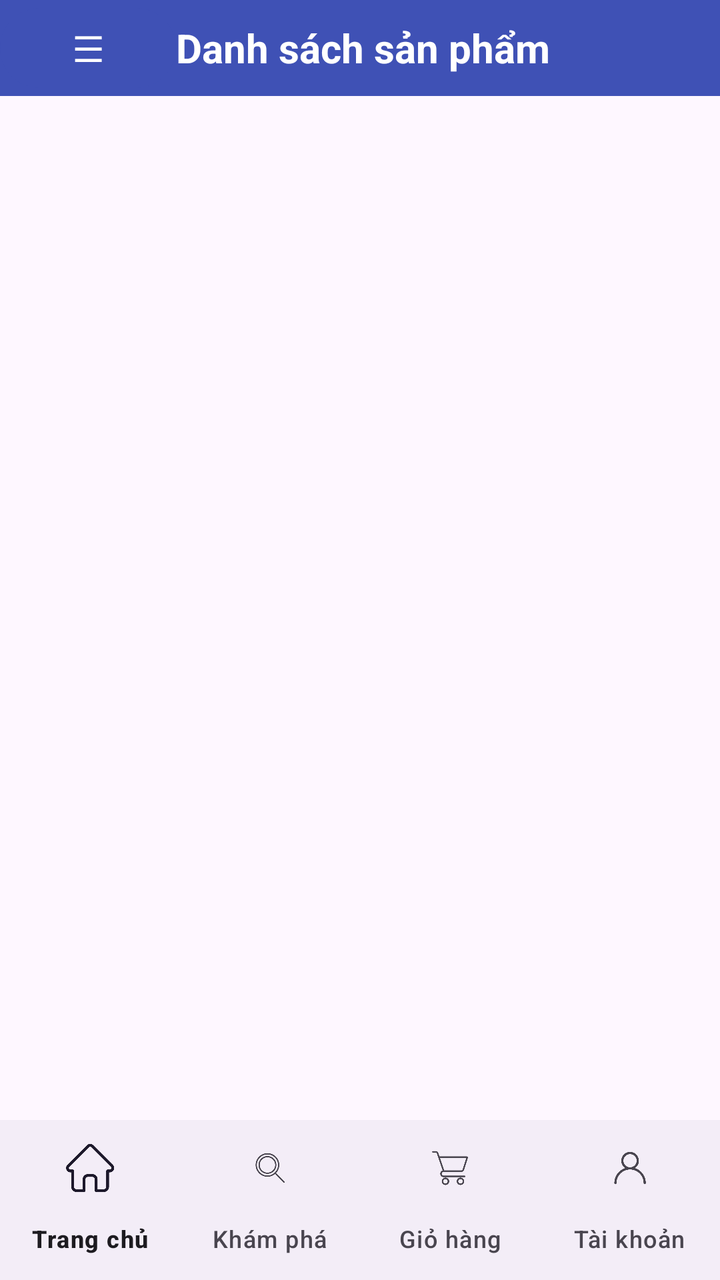
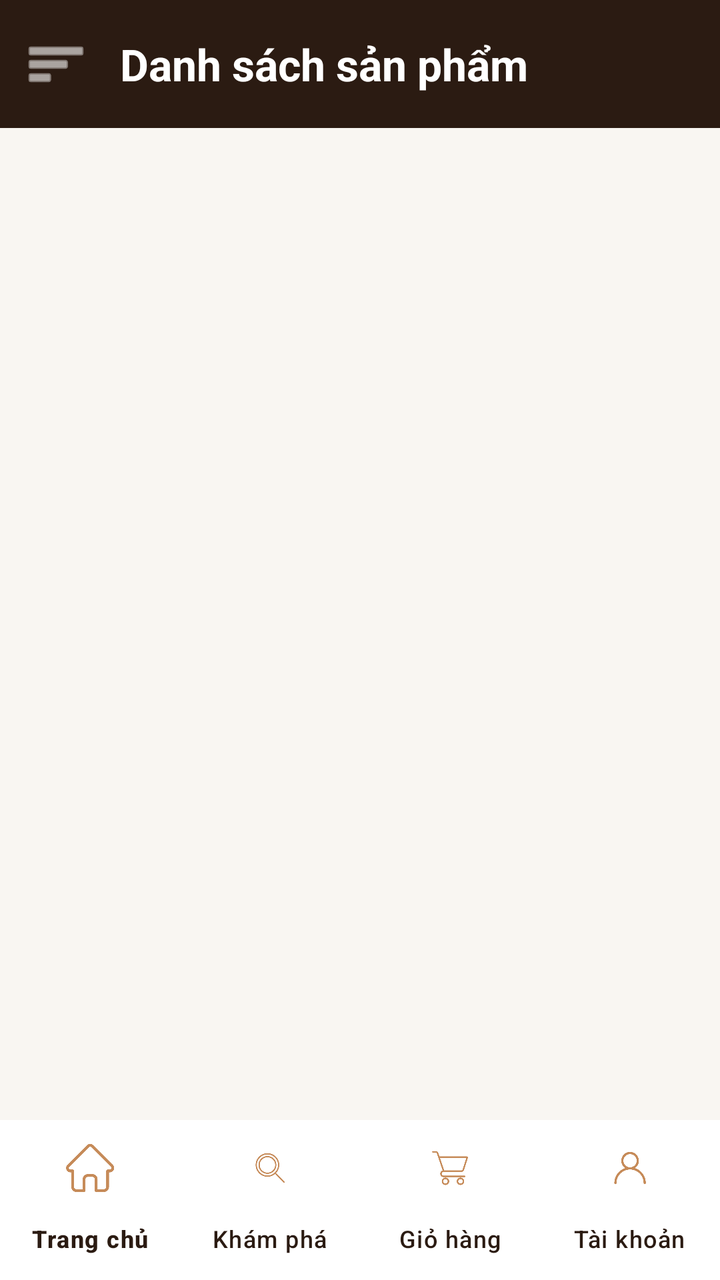

Compare the two renders of this Android layout. The source of the first and the diff that turns it into the second are given below.
<!-- AndroidManifest.xml: application theme Theme.MobilePro -->
<!-- res/layout/activity_product_list.xml -->
<?xml version="1.0" encoding="utf-8"?>

<androidx.drawerlayout.widget.DrawerLayout
    xmlns:android="http://schemas.android.com/apk/res/android"
    xmlns:app="http://schemas.android.com/apk/res-auto"
    android:id="@+id/drawerLayout"
    android:layout_width="match_parent"
    android:layout_height="match_parent">

    <LinearLayout
        android:layout_width="match_parent"
        android:layout_height="match_parent"
        android:orientation="vertical">

        <LinearLayout
            android:layout_width="match_parent"
            android:layout_height="wrap_content"
            android:orientation="horizontal"
            android:background="#3F51B5"
            android:gravity="center_vertical">

            <Button
                android:id="@+id/btnMenu"
                android:layout_width="wrap_content"
                android:layout_height="wrap_content"
                android:text="☰"
                android:textSize="18sp"
                android:backgroundTint="#3F51B5"
                android:textColor="#FFFFFF" />

            <TextView
                android:id="@+id/textView"
                android:layout_width="0dp"
                android:layout_height="wrap_content"
                android:layout_weight="1"
                android:text="Danh sách sản phẩm"
                android:textSize="20sp"
                android:textColor="#FFFFFF"
                android:textStyle="bold"
                android:gravity="center_vertical" />
        </LinearLayout>

        <ListView
            android:id="@+id/listView"
            android:layout_width="match_parent"
            android:layout_height="0dp"
            android:layout_weight="1"
            android:padding="3dp" />

        <com.google.android.material.bottomnavigation.BottomNavigationView
            android:id="@+id/bottomNav"
            android:layout_width="match_parent"
            android:layout_height="wrap_content"
            app:labelVisibilityMode="labeled"
            app:menu="@menu/bottom_nav_menu" />

    </LinearLayout>

    <com.google.android.material.navigation.NavigationView
        android:id="@+id/navigationView"
        android:layout_width="wrap_content"
        android:layout_height="match_parent"
        android:layout_gravity="start"
        app:menu="@menu/drawer_menu" />

</androidx.drawerlayout.widget.DrawerLayout>
<!-- resources referenced by this layout -->
<resources>
  <style name="Theme.MobilePro" parent="Base.Theme.MobilePro" />
  <style name="Base.Theme.MobilePro" parent="Theme.Material3.DayNight.NoActionBar">
          
          
      </style>
</resources>

<!-- the commit's change to res/layout/activity_product_list.xml (unified diff, before → after) -->
@@ -10,47 +10,39 @@
     <LinearLayout
         android:layout_width="match_parent"
         android:layout_height="match_parent"
+        android:background="@color/cream"
         android:orientation="vertical">
 
-        <LinearLayout
+        <com.google.android.material.appbar.MaterialToolbar
+            android:id="@+id/topAppBar"
             android:layout_width="match_parent"
-            android:layout_height="wrap_content"
-            android:orientation="horizontal"
-            android:background="#3F51B5"
-            android:gravity="center_vertical">
-
-            <Button
-                android:id="@+id/btnMenu"
-                android:layout_width="wrap_content"
-                android:layout_height="wrap_content"
-                android:text="☰"
-                android:textSize="18sp"
-                android:backgroundTint="#3F51B5"
-                android:textColor="#FFFFFF" />
-
-            <TextView
-                android:id="@+id/textView"
-                android:layout_width="0dp"
-                android:layout_height="wrap_content"
-                android:layout_weight="1"
-                android:text="Danh sách sản phẩm"
-                android:textSize="20sp"
-                android:textColor="#FFFFFF"
-                android:textStyle="bold"
-                android:gravity="center_vertical" />
-        </LinearLayout>
+            android:layout_height="?attr/actionBarSize"
+            android:background="@color/brown"
+            app:navigationIcon="@android:drawable/ic_menu_sort_by_size"
+            app:navigationIconTint="@color/white"
+            app:title="Danh sách sản phẩm"
+            app:titleTextAppearance="@style/ToolbarTitleBold"
+            app:titleTextColor="@color/white" />
 
         <ListView
             android:id="@+id/listView"
             android:layout_width="match_parent"
             android:layout_height="0dp"
             android:layout_weight="1"
-            android:padding="3dp" />
+            android:clipToPadding="false"
+            android:divider="@android:color/transparent"
+            android:dividerHeight="10dp"
+            android:paddingHorizontal="12dp"
+            android:paddingVertical="12dp" />
 
         <com.google.android.material.bottomnavigation.BottomNavigationView
             android:id="@+id/bottomNav"
             android:layout_width="match_parent"
             android:layout_height="wrap_content"
+            android:background="@color/white"
+            app:itemActiveIndicatorStyle="@null"
+            app:itemIconTint="@color/caramel"
+            app:itemTextColor="@color/brown"
             app:labelVisibilityMode="labeled"
             app:menu="@menu/bottom_nav_menu" />
 
@@ -61,6 +53,9 @@
         android:layout_width="wrap_content"
         android:layout_height="match_parent"
         android:layout_gravity="start"
+        android:background="@color/cream"
+        app:itemIconTint="@color/brown"
+        app:itemTextColor="@color/brown"
         app:menu="@menu/drawer_menu" />
 
 </androidx.drawerlayout.widget.DrawerLayout>
<!-- resource entries referenced after the edit -->
@@ -1,5 +1,12 @@
 <!-- resources referenced by this layout -->
 <resources>
+  <color name="brown">#2B1B12</color>
+  <color name="caramel">#C68B59</color>
+  <color name="cream">#F9F6F2</color>
+  <color name="white">#FFFFFFFF</color>
+  <style name="ToolbarTitleBold" parent="TextAppearance.Material3.TitleLarge">
+          <item name="android:textStyle">bold</item>
+      </style>
   <style name="Theme.MobilePro" parent="Base.Theme.MobilePro" />
   <style name="Base.Theme.MobilePro" parent="Theme.Material3.DayNight.NoActionBar">
           
